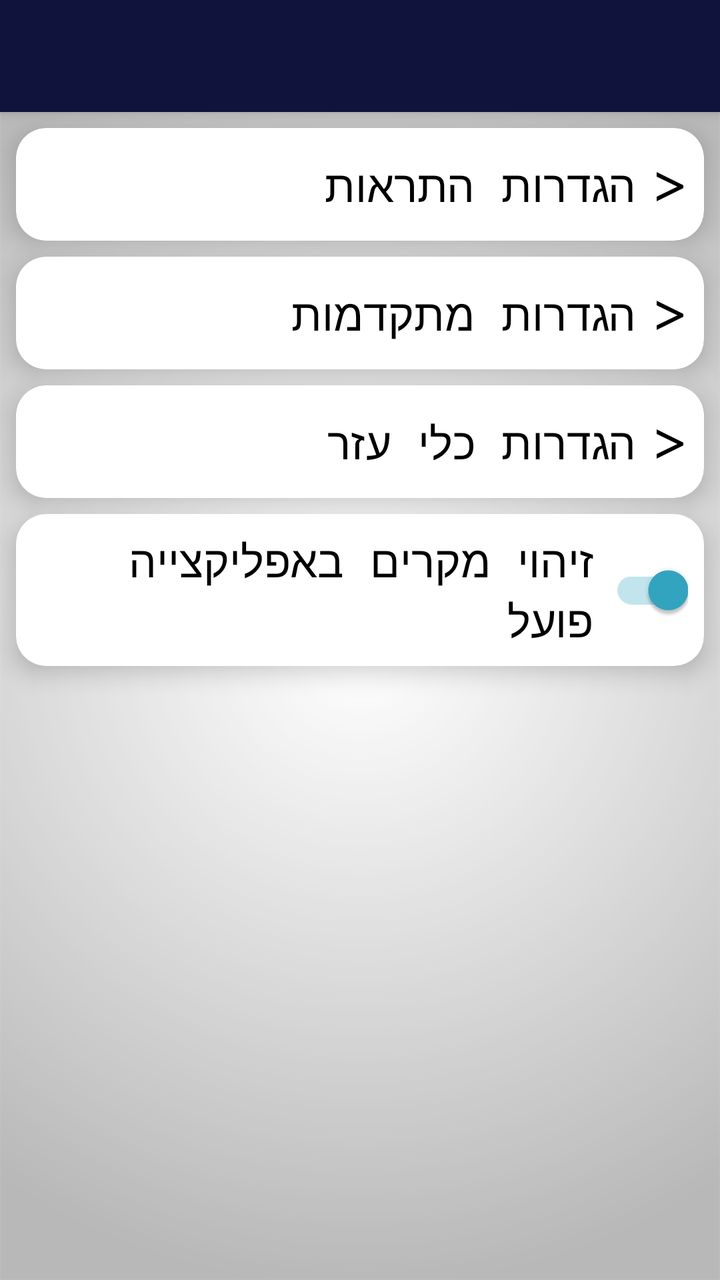
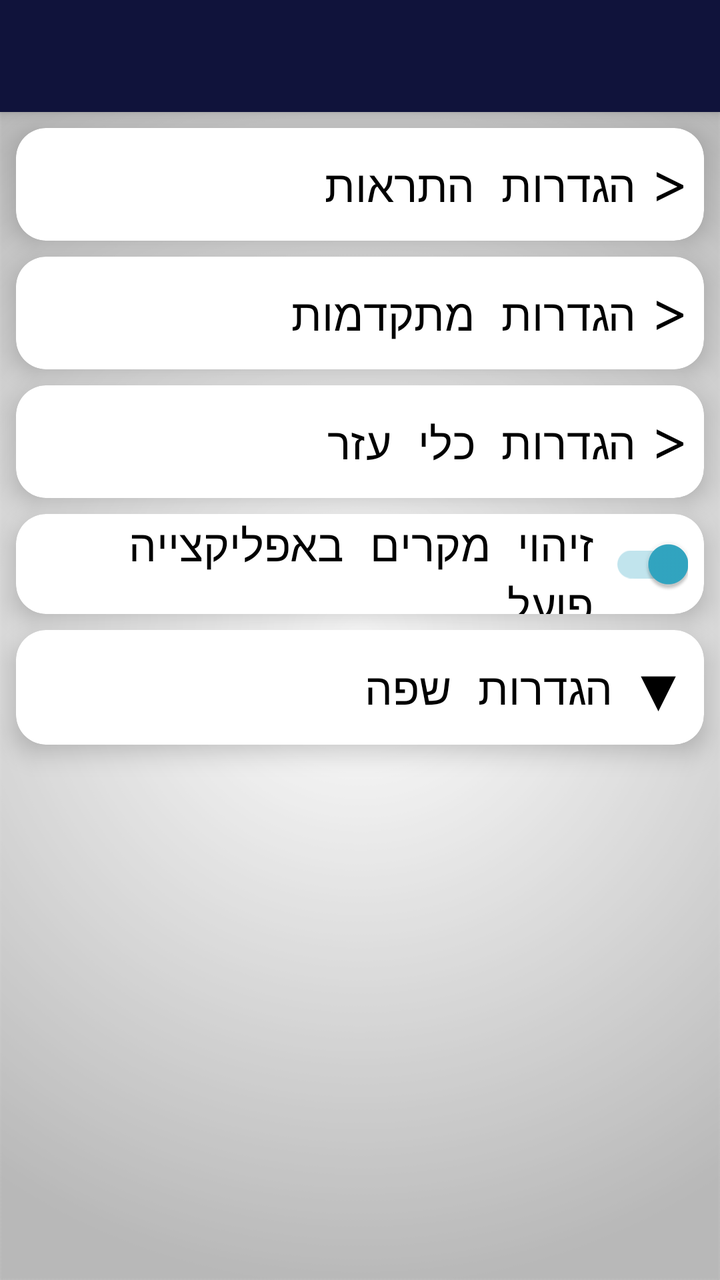

The first picture is an Android layout as it rendered before a commit; the second is the same layout after the commit. The layout source and the unified diff follow.
<!-- AndroidManifest.xml: application theme AppTheme -->
<!-- res/layout/activity_settings_designed.xml -->
<?xml version="1.0" encoding="utf-8"?>
<android.support.design.widget.CoordinatorLayout android:layout_height="match_parent"
    xmlns:android="http://schemas.android.com/apk/res/android"
    xmlns:app="http://schemas.android.com/apk/res-auto"
    android:layout_width="match_parent"
    xmlns:tools="http://schemas.android.com/tools"
    tools:context=".SettingsDesigned">
    <android.support.design.widget.AppBarLayout
        android:layout_width="match_parent"
        android:layout_height="wrap_content"
        android:theme="@style/AppTheme.AppBarOverlay">
        <android.support.v7.widget.Toolbar
            android:id="@+id/toolbar"
            android:layout_width="match_parent"
            android:layout_height="?attr/actionBarSize"
            android:background="@color/ColorPrimary"
            app:layout_scrollFlags="scroll|exitUntilCollapsed"
            app:popupTheme="@style/AppTheme.PopupOverlay" />
    </android.support.design.widget.AppBarLayout>
    <android.support.constraint.ConstraintLayout
        android:layout_width="match_parent"
        android:layout_height="match_parent"
        app:layout_behavior="@string/appbar_scrolling_view_behavior">
        <android.support.v7.widget.CardView
            android:id="@+id/notif_card"
            android:layout_width="0dp"
            android:layout_height="wrap_content"
            android:layout_marginStart="8dp"
            android:layout_marginTop="8dp"
            android:layout_marginEnd="8dp"
            app:layout_constraintEnd_toEndOf="parent"
            app:layout_constraintStart_toStartOf="parent"
            app:layout_constraintTop_toTopOf="parent"
            app:cardBackgroundColor="@color/White"
            app:cardCornerRadius="15dp"
            app:cardElevation="7dp">
            <android.support.constraint.ConstraintLayout
                android:layout_width="match_parent"
                android:layout_height="match_parent">
                <TextView
                    android:id="@+id/notif_tv"
                    android:layout_width="0dp"
                    android:layout_height="wrap_content"
                    android:layout_marginStart="8dp"
                    android:layout_marginTop="8dp"
                    android:layout_marginEnd="8dp"
                    android:layout_marginBottom="8dp"
                    android:text="@string/pref_header_notifications"
                    android:textSize="22sp"
                    app:layout_constraintBottom_toBottomOf="parent"
                    app:layout_constraintEnd_toStartOf="@+id/notif_arrow_tv"
                    app:layout_constraintStart_toStartOf="parent"
                    app:layout_constraintTop_toTopOf="parent" />
                <TextView
                    android:id="@+id/notif_arrow_tv"
                    android:layout_width="wrap_content"
                    android:layout_height="wrap_content"
                    android:layout_marginTop="8dp"
                    android:layout_marginEnd="8dp"
                    android:layout_marginBottom="8dp"
                    android:text=">"
                    android:textSize="30sp"
                    app:layout_constraintBottom_toBottomOf="parent"
                    app:layout_constraintEnd_toEndOf="parent"
                    app:layout_constraintTop_toTopOf="parent" />
            </android.support.constraint.ConstraintLayout>
        </android.support.v7.widget.CardView>
        <android.support.v7.widget.CardView
            android:id="@+id/advanced_card"
            android:layout_width="0dp"
            android:layout_height="wrap_content"
            android:layout_marginStart="8dp"
            android:layout_marginTop="8dp"
            android:layout_marginEnd="8dp"
            app:cardBackgroundColor="@color/White"
            app:cardCornerRadius="15dp"
            app:cardElevation="7dp"
            app:layout_constraintEnd_toEndOf="parent"
            app:layout_constraintStart_toStartOf="parent"
            app:layout_constraintTop_toBottomOf="@+id/notif_card">
            <android.support.constraint.ConstraintLayout
                android:layout_width="match_parent"
                android:layout_height="match_parent">
                <TextView
                    android:id="@+id/advanced_tv"
                    android:layout_width="0dp"
                    android:layout_height="wrap_content"
                    android:layout_marginStart="8dp"
                    android:layout_marginTop="8dp"
                    android:layout_marginEnd="8dp"
                    android:layout_marginBottom="8dp"
                    android:text="@string/pref_header_advanced"
                    android:textSize="22sp"
                    app:layout_constraintBottom_toBottomOf="parent"
                    app:layout_constraintEnd_toStartOf="@+id/advanced_arrow_tv"
                    app:layout_constraintStart_toStartOf="parent"
                    app:layout_constraintTop_toTopOf="parent" />
                <TextView
                    android:id="@+id/advanced_arrow_tv"
                    android:layout_width="wrap_content"
                    android:layout_height="wrap_content"
                    android:layout_marginTop="8dp"
                    android:layout_marginEnd="8dp"
                    android:layout_marginBottom="8dp"
                    android:text=">"
                    android:textSize="30sp"
                    app:layout_constraintBottom_toBottomOf="parent"
                    app:layout_constraintEnd_toEndOf="parent"
                    app:layout_constraintTop_toTopOf="parent" />
            </android.support.constraint.ConstraintLayout>
        </android.support.v7.widget.CardView>
        <android.support.v7.widget.CardView
            android:id="@+id/tools_card"
            android:layout_width="0dp"
            android:layout_height="wrap_content"
            android:layout_marginStart="8dp"
            android:layout_marginTop="8dp"
            android:layout_marginEnd="8dp"
            app:cardBackgroundColor="@color/White"
            app:cardCornerRadius="15dp"
            app:cardElevation="7dp"
            app:layout_constraintEnd_toEndOf="parent"
            app:layout_constraintStart_toStartOf="parent"
            app:layout_constraintTop_toBottomOf="@+id/advanced_card">
            <android.support.constraint.ConstraintLayout
                android:layout_width="match_parent"
                android:layout_height="match_parent">
                <TextView
                    android:id="@+id/tools_tv"
                    android:layout_width="0dp"
                    android:layout_height="wrap_content"
                    android:layout_marginStart="8dp"
                    android:layout_marginTop="8dp"
                    android:layout_marginEnd="8dp"
                    android:layout_marginBottom="8dp"
                    android:text="@string/pref_header_tools"
                    android:textSize="22sp"
                    app:layout_constraintBottom_toBottomOf="parent"
                    app:layout_constraintEnd_toStartOf="@+id/tools_arrow_tv"
                    app:layout_constraintStart_toStartOf="parent"
                    app:layout_constraintTop_toTopOf="parent" />
                <TextView
                    android:id="@+id/tools_arrow_tv"
                    android:layout_width="wrap_content"
                    android:layout_height="wrap_content"
                    android:layout_marginTop="8dp"
                    android:layout_marginEnd="8dp"
                    android:layout_marginBottom="8dp"
                    android:text=">"
                    android:textSize="30sp"
                    app:layout_constraintBottom_toBottomOf="parent"
                    app:layout_constraintEnd_toEndOf="parent"
                    app:layout_constraintTop_toTopOf="parent" />
            </android.support.constraint.ConstraintLayout>
        </android.support.v7.widget.CardView>
        <android.support.v7.widget.CardView
            android:id="@+id/detect_card"
            android:layout_width="0dp"
            android:layout_height="wrap_content"
            android:layout_marginStart="8dp"
            android:layout_marginTop="8dp"
            android:layout_marginEnd="8dp"
            app:cardBackgroundColor="@color/White"
            app:cardCornerRadius="15dp"
            app:cardElevation="7dp"
            app:layout_constraintEnd_toEndOf="parent"
            app:layout_constraintStart_toStartOf="parent"
            app:layout_constraintTop_toBottomOf="@+id/tools_card">
            <android.support.constraint.ConstraintLayout
                android:layout_width="match_parent"
                android:layout_height="match_parent">
                <TextView
                    android:id="@+id/detct_tv"
                    android:layout_width="0dp"
                    android:layout_height="wrap_content"
                    android:layout_marginStart="8dp"
                    android:layout_marginTop="8dp"
                    android:layout_marginEnd="8dp"
                    android:layout_marginBottom="8dp"
                    android:text="@string/pref_description_Maenable_on"
                    android:textSize="22sp"
                    app:layout_constraintBottom_toBottomOf="parent"
                    app:layout_constraintEnd_toStartOf="@+id/detect_switch"
                    app:layout_constraintStart_toStartOf="parent"
                    app:layout_constraintTop_toTopOf="parent" />
                <android.support.v7.widget.SwitchCompat
                    android:id="@+id/detect_switch"
                    android:layout_width="wrap_content"
                    android:layout_height="wrap_content"
                    android:layout_marginTop="8dp"
                    android:layout_marginEnd="8dp"
                    android:layout_marginBottom="8dp"
                    android:clickable="false"
                    android:checked="true"
                    app:layout_constraintBottom_toBottomOf="parent"
                    app:layout_constraintEnd_toEndOf="parent"
                    app:layout_constraintTop_toTopOf="parent" />
            </android.support.constraint.ConstraintLayout>
        </android.support.v7.widget.CardView>
    </android.support.constraint.ConstraintLayout>
</android.support.design.widget.CoordinatorLayout>
<!-- resources referenced by this layout -->
<resources>
  <color name="ColorPrimary">#10133b</color>
  <color name="White">#FFFFFF</color>
  <string name="pref_description_Maenable_on">זיהוי מקרים באפליקצייה פועל</string>
  <string name="pref_header_advanced">הגדרות מתקדמות</string>
  <string name="pref_header_notifications">הגדרות התראות</string>
  <string name="pref_header_tools">הגדרות כלי עזר</string>
  <style name="AppTheme.AppBarOverlay" parent="ThemeOverlay.AppCompat.Dark.ActionBar" />
  <style name="AppTheme.PopupOverlay" parent="ThemeOverlay.AppCompat.Light" />
  <style name="AppTheme" parent="Theme.AppCompat.Light">
          
          <item name="android:textColor">@color/Black</item>
          <item name="colorPrimary">@color/ColorPrimary</item>
          <item name="colorPrimaryDark">@color/ColorPrimaryDark</item>
          <item name="android:textColorHintInverse">@color/ColorBlue</item>
          <item name="actionBarTheme">@style/ThemeOverlay.AppCompat.Dark.ActionBar</item>
          <item name="buttonStyle">@style/FButton</item>
          <item name="android:buttonStyle">@style/FButton</item>
          <item name="colorAccent">@color/materialGrey300</item>
          
          <item name="android:actionMenuTextColor">@color/Black</item>
          <item name="android:itemBackground">@color/materialGrey300</item>
          <item name="android:textColorSecondary">@color/ColorRedDark</item>
          <item name="android:windowBackground">@drawable/ic_bgg</item>
          <item name="android:typeface">monospace</item>
  
          <item name="android:textColorHint">@color/ColorAqua</item>
          <item name="colorControlNormal">@color/ColorBlue</item>
          <item name="colorControlActivated">@color/ColorAqua</item>
          <item name="colorControlHighlight">@color/ColorAqua</item>
      </style>
  <color name="Black">#000000</color>
  <color name="ColorPrimaryDark">#1a1d4b</color>
  <color name="ColorBlue">#98194853</color>
  <style name="FButton" parent="Theme.AppCompat.Light">
          <item name="colorControlHighlight">@color/ColorBlue</item>
          <item name="android:textColor">@color/ColorAqua</item>
          <item name="android:textSize">20sp</item>
      </style>
  <color name="materialGrey300">#ffe0e0e0</color>
  <color name="ColorRedDark">#6b0000</color>
  <!-- drawable ic_bgg: png bitmap (drawable, 33899 bytes) -->
  <color name="ColorAqua">#32a7c3</color>
</resources>

<!-- the commit's change to res/layout/activity_settings_designed.xml (unified diff, before → after) -->
@@ -156,7 +156,7 @@
         <android.support.v7.widget.CardView
             android:id="@+id/detect_card"
             android:layout_width="0dp"
-            android:layout_height="wrap_content"
+            android:layout_height="50dp"
             android:layout_marginStart="8dp"
             android:layout_marginTop="8dp"
             android:layout_marginEnd="8dp"
@@ -197,5 +197,51 @@
                     app:layout_constraintTop_toTopOf="parent" />
             </android.support.constraint.ConstraintLayout>
         </android.support.v7.widget.CardView>
+
+        <android.support.v7.widget.CardView
+            android:id="@+id/lang_card"
+            android:layout_width="0dp"
+            android:layout_height="wrap_content"
+            android:layout_marginStart="8dp"
+            android:layout_marginTop="8dp"
+            android:layout_marginEnd="8dp"
+            app:cardBackgroundColor="@color/White"
+            app:cardCornerRadius="15dp"
+            app:cardElevation="7dp"
+            android:maxWidth="50dp"
+            app:layout_constraintEnd_toEndOf="parent"
+            app:layout_constraintStart_toStartOf="parent"
+            app:layout_constraintTop_toBottomOf="@+id/detect_card">
+            <android.support.constraint.ConstraintLayout
+                android:layout_width="match_parent"
+                android:layout_height="match_parent">
+                <TextView
+                    android:id="@+id/lang_tv"
+                    android:layout_width="0dp"
+                    android:layout_height="wrap_content"
+                    android:layout_marginStart="8dp"
+                    android:layout_marginTop="8dp"
+                    android:layout_marginEnd="8dp"
+                    android:layout_marginBottom="8dp"
+                    android:text="@string/pref_header_language"
+                    android:textSize="22sp"
+                    app:layout_constraintBottom_toBottomOf="parent"
+                    app:layout_constraintEnd_toStartOf="@+id/lang_arrow_tv"
+                    app:layout_constraintStart_toStartOf="parent"
+                    app:layout_constraintTop_toTopOf="parent" />
+                <TextView
+                    android:id="@+id/lang_arrow_tv"
+                    android:layout_width="wrap_content"
+                    android:layout_height="wrap_content"
+                    android:layout_marginTop="8dp"
+                    android:layout_marginEnd="8dp"
+                    android:layout_marginBottom="8dp"
+                    android:text="▼"
+                    android:textSize="30sp"
+                    app:layout_constraintBottom_toBottomOf="parent"
+                    app:layout_constraintEnd_toEndOf="parent"
+                    app:layout_constraintTop_toTopOf="parent" />
+            </android.support.constraint.ConstraintLayout>
+        </android.support.v7.widget.CardView>
     </android.support.constraint.ConstraintLayout>
 </android.support.design.widget.CoordinatorLayout>
<!-- resource entries referenced after the edit -->
@@ -4,6 +4,7 @@
   <color name="White">#FFFFFF</color>
   <string name="pref_description_Maenable_on">זיהוי מקרים באפליקצייה פועל</string>
   <string name="pref_header_advanced">הגדרות מתקדמות</string>
+  <string name="pref_header_language">הגדרות שפה</string>
   <string name="pref_header_notifications">הגדרות התראות</string>
   <string name="pref_header_tools">הגדרות כלי עזר</string>
   <style name="AppTheme.AppBarOverlay" parent="ThemeOverlay.AppCompat.Dark.ActionBar" />
